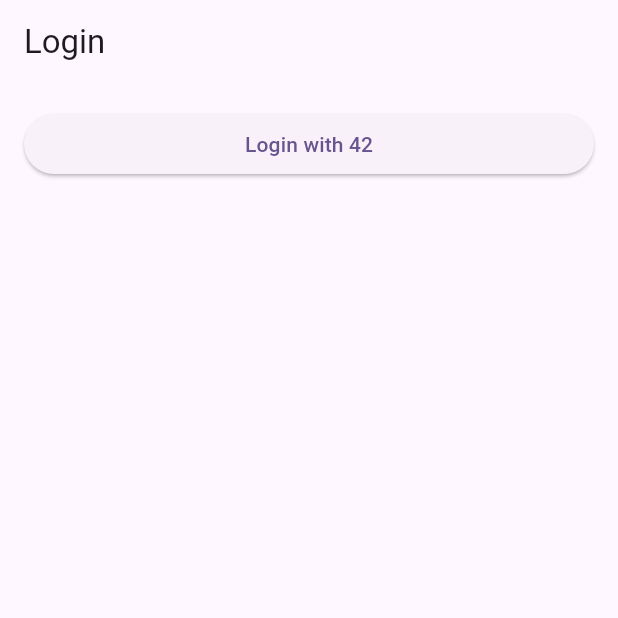
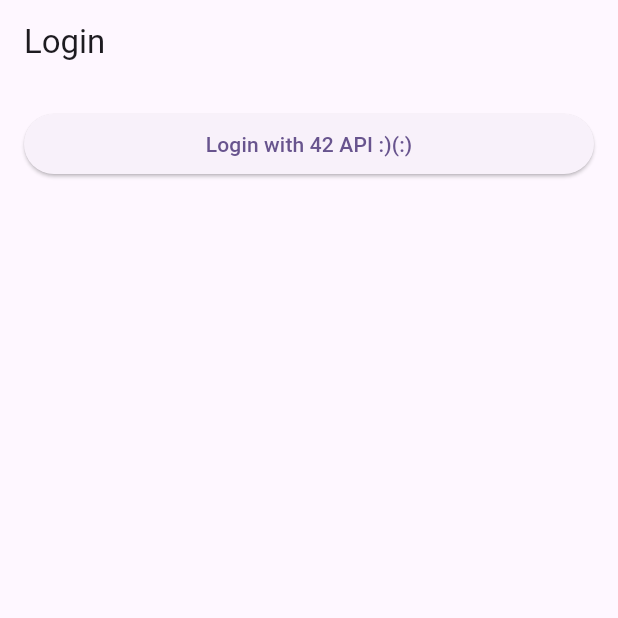
Before and after one commit to brgman/swifty-companion, a Flutter app: the screen it shows after launch, on a phone screen of 412 x 824 dp, the top half of it. Run offline on Flutter 3.47's test engine with Material 3 defaults, Android fonts, the phone set to English and light mode, and no system bars.

```diff
--- a/swifty_companion/lib/components/oauth_login_form.dart
+++ b/swifty_companion/lib/components/oauth_login_form.dart
@@ -41,7 +41,10 @@
   }
 
   Future<String> _waitForOAuthCode() async {
-    final server = await HttpServer.bind(InternetAddress.loopbackIPv4, _callbackPort);
+    final server = await HttpServer.bind(
+      InternetAddress.loopbackIPv4,
+      _callbackPort,
+    );
 
     final completer = Completer<String>();
 
@@ -53,7 +56,9 @@
       request.response
         ..statusCode = 200
         ..headers.contentType = ContentType.html
-        ..write('<html><body>You can close this tab and go back to the app.</body></html>');
+        ..write(
+          '<html><body>You can close this tab and go back to the app.</body></html>',
+        );
       await request.response.close();
 
       await server.close(force: true);
@@ -64,7 +69,9 @@
       }
 
       if (code == null || code.isEmpty) {
-        completer.completeError(Exception('No "code" in callback URL: ${request.uri}'));
+        completer.completeError(
+          Exception('No "code" in callback URL: ${request.uri}'),
+        );
         return;
       }
 
@@ -119,7 +126,9 @@
     _accessToken = token;
 
     if (expiresIn != null && expiresIn > 10) {
-      _accessTokenExpiresAt = DateTime.now().add(Duration(seconds: expiresIn - 10));
+      _accessTokenExpiresAt = DateTime.now().add(
+        Duration(seconds: expiresIn - 10),
+      );
     } else if (expiresIn != null) {
       _accessTokenExpiresAt = DateTime.now().add(Duration(seconds: expiresIn));
     } else {
@@ -165,7 +174,9 @@
       return Map<String, dynamic>.from(decoded.first as Map);
     }
 
-    throw Exception('Unexpected /v2/me response: ${decoded.runtimeType} ${res.body}');
+    throw Exception(
+      'Unexpected /v2/me response: ${decoded.runtimeType} ${res.body}',
+    );
   }
 
   Future<void> _connect() async {
@@ -204,7 +215,7 @@
       children: [
         ElevatedButton(
           onPressed: _loading ? null : _connect,
-          child: Text(_loading ? 'Loading...' : 'Login with 42'),
+          child: Text(_loading ? 'Loading...' : 'Login with 42 API :)(:)'),
         ),
         if (_status != null) ...[
           const SizedBox(height: 12),
```
Also changed, not shown: 3 other files.
